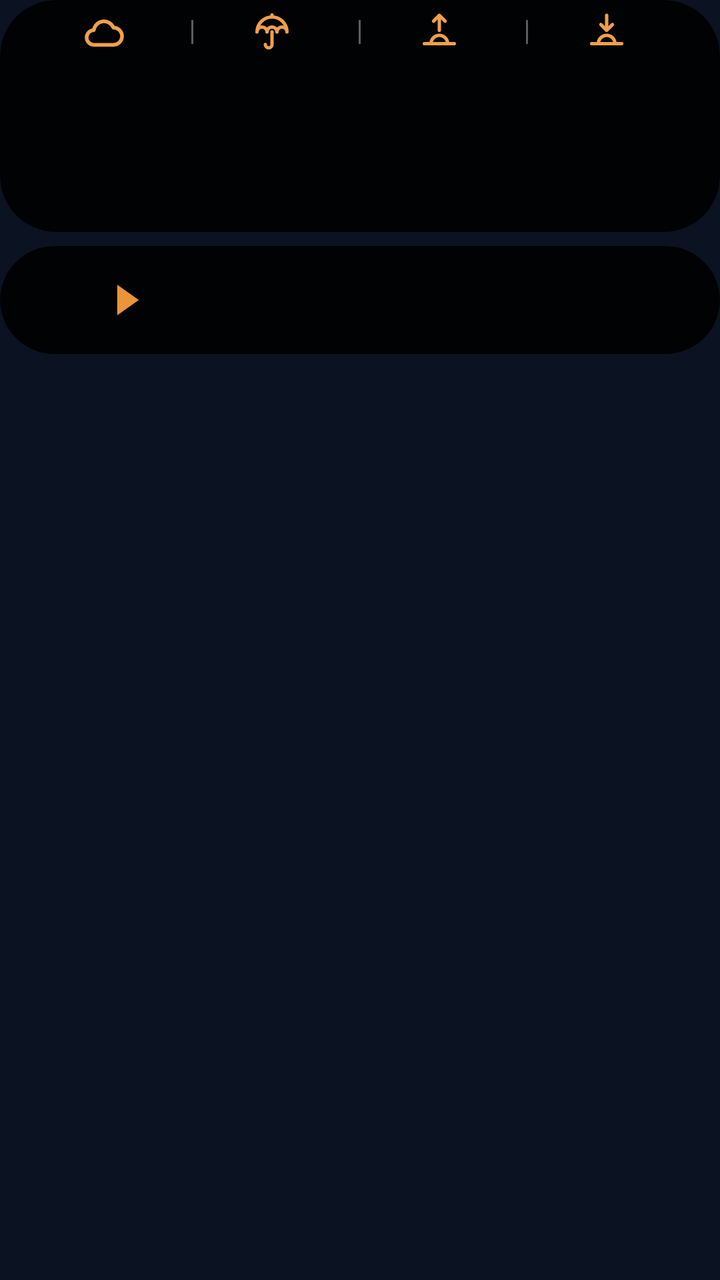
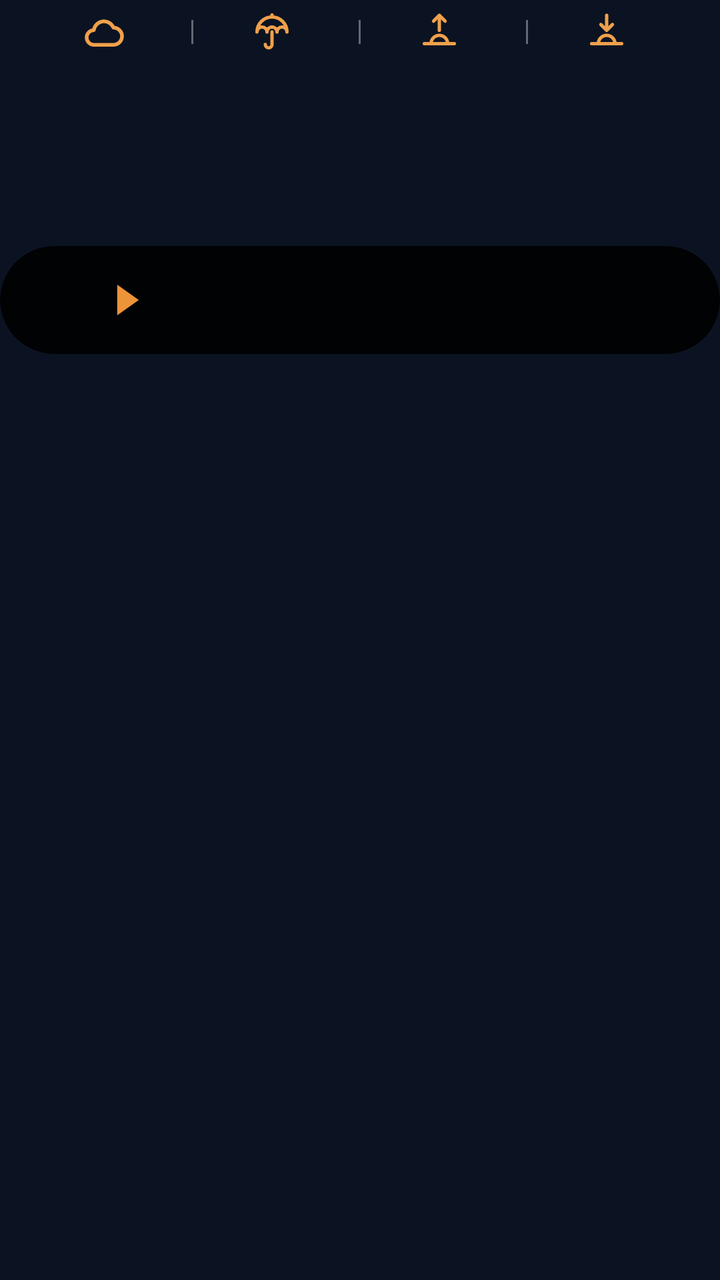

Screens rendered from an Android XML layout before and after an edit, with the pre-edit source and the edit as a unified diff.
<!-- AndroidManifest.xml: application theme AppTheme -->
<!-- res/layout/widget_k1.xml -->
<?xml version="1.0" encoding="utf-8"?>
<FrameLayout
    xmlns:android="http://schemas.android.com/apk/res/android"
    android:id="@+id/root"
    android:layout_width="match_parent"
    android:layout_height="match_parent"
    android:padding="0dp">

    <LinearLayout
        android:layout_width="match_parent"
        android:layout_height="wrap_content"
        android:orientation="vertical">
        <FrameLayout
            android:layout_width="match_parent"
            android:layout_height="wrap_content">
        <LinearLayout
            android:layout_width="match_parent"
            android:layout_height="wrap_content"
            android:background="@drawable/cur_clocks"
            android:clipToOutline="true"
            android:orientation="vertical"
            android:padding="1dp">
        <FrameLayout
            android:layout_width="match_parent"
            android:layout_height="30dp">
            <ImageView
                android:id="@+id/hdr_bg"
                android:layout_width="match_parent"
                android:layout_height="match_parent"
                android:importantForAccessibility="no"
                android:scaleType="fitXY" />
            <LinearLayout
                android:layout_width="match_parent"
                android:layout_height="match_parent"
                android:orientation="horizontal"
                android:gravity="center"
                android:paddingStart="12dp"
                android:paddingEnd="12dp">
            <LinearLayout
                android:layout_width="0dp"
                android:layout_height="match_parent"
                android:layout_weight="1"
                android:gravity="center"
                android:orientation="horizontal">
                <ImageView
                    android:id="@+id/hdr_wx"
                    android:layout_width="22dp"
                    android:layout_height="22dp"
                    android:layout_margin="-3dp"
                    android:src="@drawable/wx_cloud"
                    android:scaleType="fitCenter" />
                <ImageView
                    android:id="@+id/hdr_temp"
                    android:layout_width="wrap_content"
                    android:layout_height="18dp"
                    android:adjustViewBounds="true"
                    android:layout_marginStart="5dp"
                    android:scaleType="fitCenter" />
            </LinearLayout>
            <ImageView
                android:id="@+id/sep0"
                android:layout_width="1dp"
                android:layout_height="12dp"
                android:src="@drawable/cur_sep"
                android:scaleType="fitXY" />
            <LinearLayout
                android:layout_width="0dp"
                android:layout_height="match_parent"
                android:layout_weight="1"
                android:gravity="center"
                android:orientation="horizontal">
                <ImageView
                    android:id="@+id/ic0"
                    android:layout_width="20dp"
                    android:layout_height="20dp"
                    android:layout_margin="-3dp"
                    android:src="@drawable/ic_umbrella"
                    android:scaleType="fitCenter" />
                <ImageView
                    android:id="@+id/hdr_rain"
                    android:layout_width="wrap_content"
                    android:layout_height="18dp"
                    android:adjustViewBounds="true"
                    android:layout_marginStart="4dp"
                    android:scaleType="fitCenter" />
            </LinearLayout>
            <ImageView
                android:id="@+id/sep1"
                android:layout_width="1dp"
                android:layout_height="12dp"
                android:src="@drawable/cur_sep"
                android:scaleType="fitXY" />
            <LinearLayout
                android:layout_width="0dp"
                android:layout_height="match_parent"
                android:layout_weight="1"
                android:gravity="center"
                android:orientation="horizontal">
                <ImageView
                    android:id="@+id/ic1"
                    android:layout_width="20dp"
                    android:layout_height="20dp"
                    android:layout_margin="-3dp"
                    android:src="@drawable/ic_sunrise"
                    android:scaleType="fitCenter" />
                <ImageView
                    android:id="@+id/hdr_rise"
                    android:layout_width="wrap_content"
                    android:layout_height="18dp"
                    android:adjustViewBounds="true"
                    android:layout_marginStart="4dp"
                    android:scaleType="fitCenter" />
            </LinearLayout>
            <ImageView
                android:id="@+id/sep2"
                android:layout_width="1dp"
                android:layout_height="12dp"
                android:src="@drawable/cur_sep"
                android:scaleType="fitXY" />
            <LinearLayout
                android:layout_width="0dp"
                android:layout_height="match_parent"
                android:layout_weight="1"
                android:gravity="center"
                android:orientation="horizontal">
                <ImageView
                    android:id="@+id/ic2"
                    android:layout_width="20dp"
                    android:layout_height="20dp"
                    android:layout_margin="-3dp"
                    android:src="@drawable/ic_sunset"
                    android:scaleType="fitCenter" />
                <ImageView
                    android:id="@+id/hdr_set"
                    android:layout_width="wrap_content"
                    android:layout_height="18dp"
                    android:adjustViewBounds="true"
                    android:layout_marginStart="4dp"
                    android:scaleType="fitCenter" />
            </LinearLayout>
        </LinearLayout>
        </FrameLayout>
        <LinearLayout
            android:layout_width="match_parent"
            android:layout_height="84dp"
            android:orientation="horizontal"
            android:padding="0dp">
            <FrameLayout
                android:layout_width="0dp"
                android:layout_height="match_parent"
                android:layout_weight="1">
                <LinearLayout
                    android:layout_width="match_parent"
                    android:layout_height="match_parent"
                    android:orientation="horizontal">
                    <ImageView
                        android:id="@+id/clk_bg_0a"
                        android:layout_width="28dp"
                        android:layout_height="match_parent"
                        android:scaleType="fitXY" />
                    <ImageView
                        android:id="@+id/clk_bg_0"
                        android:layout_width="0dp"
                        android:layout_height="match_parent"
                        android:layout_weight="1"
                        android:scaleType="fitXY" />
                </LinearLayout>
                <LinearLayout
                    android:layout_width="match_parent"
                    android:layout_height="match_parent"
                    android:orientation="vertical"
                    android:gravity="center"
                    android:paddingBottom="5dp"
                    android:paddingStart="2dp"
                    android:paddingEnd="2dp">
                    <ImageView
                        android:id="@+id/clk_day_0"
                        android:layout_width="match_parent"
                        android:layout_height="16dp"
                        android:scaleType="fitCenter" />
                    <ImageView
                        android:id="@+id/clk_time_0"
                        android:layout_width="match_parent"
                        android:layout_height="30dp"
                        android:scaleType="fitCenter" />
                    <ImageView
                        android:id="@+id/clk_city_0"
                        android:layout_width="match_parent"
                        android:layout_height="16dp"
                        android:layout_marginTop="-3dp"
                        android:scaleType="fitCenter" />
                </LinearLayout>
            </FrameLayout>
            <FrameLayout
                android:layout_width="0dp"
                android:layout_height="match_parent"
                android:layout_weight="1">
                <ImageView
                    android:id="@+id/clk_bg_1"
                    android:layout_width="match_parent"
                    android:layout_height="match_parent"
                    android:scaleType="fitXY" />
                <LinearLayout
                    android:layout_width="match_parent"
                    android:layout_height="match_parent"
                    android:orientation="vertical"
                    android:gravity="center"
                    android:paddingBottom="5dp"
                    android:paddingStart="2dp"
                    android:paddingEnd="2dp">
                    <ImageView
                        android:id="@+id/clk_day_1"
                        android:layout_width="match_parent"
                        android:layout_height="16dp"
                        android:scaleType="fitCenter" />
                    <ImageView
                        android:id="@+id/clk_time_1"
                        android:layout_width="match_parent"
                        android:layout_height="30dp"
                        android:scaleType="fitCenter" />
                    <ImageView
                        android:id="@+id/clk_city_1"
                        android:layout_width="match_parent"
                        android:layout_height="16dp"
                        android:layout_marginTop="-3dp"
                        android:scaleType="fitCenter" />
                </LinearLayout>
            </FrameLayout>
            <FrameLayout
                android:layout_width="0dp"
                android:layout_height="match_parent"
                android:layout_weight="1">
                <ImageView
                    android:id="@+id/clk_bg_2"
                    android:layout_width="match_parent"
                    android:layout_height="match_parent"
                    android:scaleType="fitXY" />
                <LinearLayout
                    android:layout_width="match_parent"
                    android:layout_height="match_parent"
                    android:orientation="vertical"
                    android:gravity="center"
                    android:paddingBottom="5dp"
                    android:paddingStart="2dp"
                    android:paddingEnd="2dp">
                    <ImageView
                        android:id="@+id/clk_day_2"
                        android:layout_width="match_parent"
                        android:layout_height="16dp"
                        android:scaleType="fitCenter" />
                    <ImageView
                        android:id="@+id/clk_time_2"
                        android:layout_width="match_parent"
                        android:layout_height="30dp"
                        android:scaleType="fitCenter" />
                    <ImageView
                        android:id="@+id/clk_city_2"
                        android:layout_width="match_parent"
                        android:layout_height="16dp"
                        android:layout_marginTop="-3dp"
                        android:scaleType="fitCenter" />
                </LinearLayout>
            </FrameLayout>
            <FrameLayout
                android:layout_width="0dp"
                android:layout_height="match_parent"
                android:layout_weight="1">
                <LinearLayout
                    android:layout_width="match_parent"
                    android:layout_height="match_parent"
                    android:orientation="horizontal">
                    <ImageView
                        android:id="@+id/clk_bg_3"
                        android:layout_width="0dp"
                        android:layout_height="match_parent"
                        android:layout_weight="1"
                        android:scaleType="fitXY" />
                    <ImageView
                        android:id="@+id/clk_bg_3a"
                        android:layout_width="28dp"
                        android:layout_height="match_parent"
                        android:scaleType="fitXY" />
                </LinearLayout>
                <LinearLayout
                    android:layout_width="match_parent"
                    android:layout_height="match_parent"
                    android:orientation="vertical"
                    android:gravity="center"
                    android:paddingBottom="5dp"
                    android:paddingStart="2dp"
                    android:paddingEnd="2dp">
                    <ImageView
                        android:id="@+id/clk_day_3"
                        android:layout_width="match_parent"
                        android:layout_height="16dp"
                        android:scaleType="fitCenter" />
                    <ImageView
                        android:id="@+id/clk_time_3"
                        android:layout_width="match_parent"
                        android:layout_height="30dp"
                        android:scaleType="fitCenter" />
                    <ImageView
                        android:id="@+id/clk_city_3"
                        android:layout_width="match_parent"
                        android:layout_height="16dp"
                        android:layout_marginTop="-3dp"
                        android:scaleType="fitCenter" />
                </LinearLayout>
            </FrameLayout>
        </LinearLayout>
        </LinearLayout>
            
            <ImageView
                android:id="@+id/clk_rim"
                android:layout_width="match_parent"
                android:layout_height="match_parent"
                android:importantForAccessibility="no"
                android:scaleType="fitXY" />
        </FrameLayout>
        <FrameLayout
            android:id="@+id/row_0"
            android:layout_width="match_parent"
            android:layout_height="54dp"
            android:layout_marginTop="7dp"
            android:background="@drawable/cur_row_light"
            android:clipToOutline="true"
            android:foreground="?android:attr/selectableItemBackground">
            
            <ImageView
                android:id="@+id/trend_0"
                android:layout_width="match_parent"
                android:layout_height="match_parent"
                android:padding="0dp"
                android:scaleType="fitXY" />
            <LinearLayout
                android:layout_width="match_parent"
                android:layout_height="match_parent"
                android:orientation="horizontal"
                android:gravity="center_vertical"
                android:paddingStart="14dp"
                android:paddingEnd="24dp">
                <LinearLayout
                    android:layout_width="wrap_content"
                    android:layout_height="wrap_content"
                    android:orientation="horizontal"
                    android:gravity="center_vertical">
                    <ImageView
                        android:id="@+id/fl_a_0"
                        android:layout_width="30dp"
                        android:layout_height="30dp"
                        android:scaleType="fitCenter" />
                    <ImageView
                        android:id="@+id/code_a_0"
                        android:layout_width="wrap_content"
                        android:layout_height="22dp"
                        android:adjustViewBounds="true"
                        android:layout_marginStart="6dp"
                        android:scaleType="fitStart" />
                    <ImageView
                        android:id="@+id/arrow_0"
                        android:layout_width="12dp"
                        android:layout_height="16dp"
                        android:src="@drawable/cur_arrow"
                        android:layout_marginStart="8dp"
                        android:layout_marginEnd="10dp"
                        android:scaleType="fitCenter" />
                    <ImageView
                        android:id="@+id/fl_b_0"
                        android:layout_width="30dp"
                        android:layout_height="30dp"
                        android:scaleType="fitCenter" />
                    <ImageView
                        android:id="@+id/code_b_0"
                        android:layout_width="wrap_content"
                        android:layout_height="22dp"
                        android:adjustViewBounds="true"
                        android:layout_marginStart="6dp"
                        android:scaleType="fitStart" />
                </LinearLayout>
                <FrameLayout
                    android:layout_width="0dp"
                    android:layout_height="1dp"
                    android:layout_weight="1" />
                <LinearLayout
                    android:layout_width="wrap_content"
                    android:layout_height="wrap_content"
                    android:orientation="vertical"
                    android:layout_marginStart="6dp">
                    <LinearLayout
                        android:layout_width="wrap_content"
                        android:layout_height="16dp"
                        android:orientation="horizontal"
                        android:gravity="center_vertical">
                        <ImageView
                            android:id="@+id/mkt_val_0"
                            android:layout_width="52dp"
                            android:layout_height="12dp"
                            android:scaleType="fitEnd" />
                        <ImageView
                            android:id="@+id/mkt_lbl_0"
                            android:layout_width="42dp"
                            android:layout_height="11dp"
                            android:layout_marginStart="8dp"
                            android:scaleType="fitStart" />
                    </LinearLayout>
                    <LinearLayout
                        android:layout_width="wrap_content"
                        android:layout_height="16dp"
                        android:orientation="horizontal"
                        android:gravity="center_vertical"
                        android:layout_marginTop="2dp">
                        <ImageView
                            android:id="@+id/visa_val_0"
                            android:layout_width="52dp"
                            android:layout_height="12dp"
                            android:scaleType="fitEnd" />
                        <ImageView
                            android:id="@+id/visa_logo_0"
                            android:layout_width="42dp"
                            android:layout_height="16dp"
                            android:layout_marginStart="8dp"
                            android:scaleType="fitStart" />
                    </LinearLayout>
                </LinearLayout>
            </LinearLayout>
        </FrameLayout>
    </LinearLayout>
</FrameLayout>
<!-- resources referenced by this layout -->
<resources>
  <!-- drawable cur_arrow (drawable) -->
  <?xml version="1.0" encoding="utf-8"?>
  <vector xmlns:android="http://schemas.android.com/apk/res/android" android:width="20dp" android:height="26dp" android:viewportWidth="20" android:viewportHeight="26">
      <path android:fillColor="#FFEB9438" android:pathData="M1,0L1,26L19,13Z" />
  </vector>
  <!-- drawable cur_clocks (drawable) -->
  <?xml version="1.0" encoding="utf-8"?>
  <shape xmlns:android="http://schemas.android.com/apk/res/android" android:shape="rectangle">
      <solid android:color="#FF010203" />
      <corners android:radius="@dimen/widget_radius" />
  </shape>
  <!-- drawable cur_row_light (drawable) -->
  <?xml version="1.0" encoding="utf-8"?>
  <shape xmlns:android="http://schemas.android.com/apk/res/android" android:shape="rectangle">
      <solid android:color="#FF010203" />
      <corners android:radius="@dimen/widget_radius" />
  </shape>
  <!-- drawable cur_sep (drawable) -->
  <?xml version="1.0" encoding="utf-8"?>
  <shape xmlns:android="http://schemas.android.com/apk/res/android" android:shape="rectangle"><solid android:color="#5CFFFFFF" /></shape>
  <!-- drawable ic_sunrise (drawable) -->
  <?xml version="1.0" encoding="utf-8"?>
  <vector xmlns:android="http://schemas.android.com/apk/res/android" android:width="24dp" android:height="24dp" android:viewportWidth="24" android:viewportHeight="24">
      <path android:strokeColor="#FFF0A04B" android:strokeWidth="2" android:strokeLineCap="round" android:strokeLineJoin="round" android:fillColor="#00000000"
          android:pathData="M3,19L21,19M7,19A5,5 0,0 1,17 19M12,2L12,11M8.5,5.5L12,2L15.5,5.5" />
  </vector>
  <!-- drawable ic_sunset (drawable) -->
  <?xml version="1.0" encoding="utf-8"?>
  <vector xmlns:android="http://schemas.android.com/apk/res/android" android:width="24dp" android:height="24dp" android:viewportWidth="24" android:viewportHeight="24">
      <path android:strokeColor="#FFF0A04B" android:strokeWidth="2" android:strokeLineCap="round" android:strokeLineJoin="round" android:fillColor="#00000000"
          android:pathData="M3,19L21,19M7,19A5,5 0,0 1,17 19M12,2L12,11M8.5,7.5L12,11L15.5,7.5" />
  </vector>
  <!-- drawable ic_umbrella (drawable) -->
  <?xml version="1.0" encoding="utf-8"?>
  <vector xmlns:android="http://schemas.android.com/apk/res/android" android:width="24dp" android:height="24dp" android:viewportWidth="24" android:viewportHeight="24">
      <path android:strokeColor="#FFF0A04B" android:strokeWidth="2" android:strokeLineCap="round" android:strokeLineJoin="round" android:fillColor="#00000000"
          android:pathData="M3,12A9,9 0,0 1,21 12A3,3 0,0 0,15 12A3,3 0,0 0,9 12A3,3 0,0 0,3 12ZM12,3L12,1.8M12,12L12,19.5A2,2 0,0 1,8 19.5" />
  </vector>
  <!-- drawable wx_cloud (drawable) -->
  <?xml version="1.0" encoding="utf-8"?>
  <vector xmlns:android="http://schemas.android.com/apk/res/android" android:width="24dp" android:height="24dp" android:viewportWidth="24" android:viewportHeight="24">
      <path android:strokeColor="#FFF0A04B" android:strokeWidth="2" android:strokeLineCap="round" android:strokeLineJoin="round" android:fillColor="#00000000"
          android:pathData="M7,19A4,4 0,0 1,6.8 11A5.6,5.6 0,0 1,17.5 9.6A4.7,4.7 0,0 1,17.5 19Z" />
  </vector>
  <style name="AppTheme" parent="@android:style/Theme.DeviceDefault.NoActionBar">
          <item name="android:colorAccent">#DF8B35</item>
          <item name="android:colorControlActivated">#DF8B35</item>
          <item name="android:windowBackground">#0B1322</item>
          <item name="android:statusBarColor">#0E111A</item>
          <item name="android:navigationBarColor">#0B1322</item>
          <item name="android:textColorHint">#718096</item>
      </style>
  <dimen name="widget_radius">28dp</dimen>
</resources>

<!-- the commit's change to res/layout/widget_k1.xml (unified diff, before → after) -->
@@ -13,6 +13,13 @@
         <FrameLayout
             android:layout_width="match_parent"
             android:layout_height="wrap_content">
+            
+            <ImageView
+                android:id="@+id/clk_glass"
+                android:layout_width="match_parent"
+                android:layout_height="match_parent"
+                android:importantForAccessibility="no"
+                android:scaleType="fitXY" />
         <LinearLayout
             android:layout_width="match_parent"
             android:layout_height="wrap_content"
@@ -393,13 +400,13 @@
                         android:gravity="center_vertical">
                         <ImageView
                             android:id="@+id/mkt_val_0"
-                            android:layout_width="52dp"
-                            android:layout_height="12dp"
+                            android:layout_width="56dp"
+                            android:layout_height="15.6dp"
                             android:scaleType="fitEnd" />
                         <ImageView
                             android:id="@+id/mkt_lbl_0"
-                            android:layout_width="42dp"
-                            android:layout_height="11dp"
+                            android:layout_width="46dp"
+                            android:layout_height="14.3dp"
                             android:layout_marginStart="8dp"
                             android:scaleType="fitStart" />
                     </LinearLayout>
@@ -411,8 +418,8 @@
                         android:layout_marginTop="2dp">
                         <ImageView
                             android:id="@+id/visa_val_0"
-                            android:layout_width="52dp"
-                            android:layout_height="12dp"
+                            android:layout_width="56dp"
+                            android:layout_height="15.6dp"
                             android:scaleType="fitEnd" />
                         <ImageView
                             android:id="@+id/visa_logo_0"
<!-- resource entries referenced after the edit -->
@@ -8,7 +8,7 @@
   <!-- drawable cur_clocks (drawable) -->
   <?xml version="1.0" encoding="utf-8"?>
   <shape xmlns:android="http://schemas.android.com/apk/res/android" android:shape="rectangle">
-      <solid android:color="#FF010203" />
+      <solid android:color="#00000000" />
       <corners android:radius="@dimen/widget_radius" />
   </shape>
   <!-- drawable cur_row_light (drawable) -->
